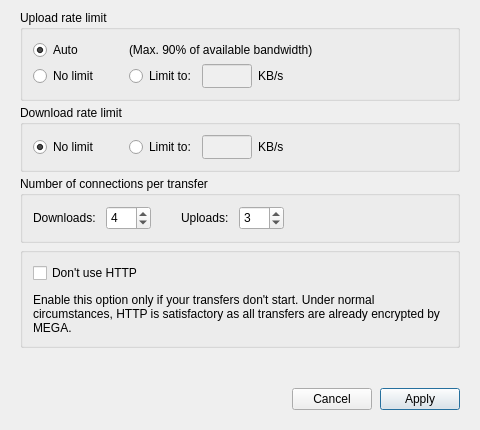
Before: the Qt Designer form src/MEGASync/gui/linux/BandwidthSettings.ui in meganz/MEGAsync, drawn with Qt 5.
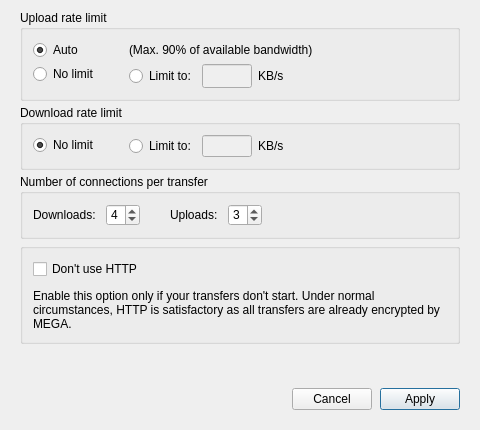
After: the same form once the commit is applied.

Commit message:
Remove fixed constraints from buttons and other elements
That have crept in during the Settings revamp task.

```diff
--- a/src/MEGASync/gui/linux/BandwidthSettings.ui
+++ b/src/MEGASync/gui/linux/BandwidthSettings.ui
@@ -93,18 +93,6 @@
       </property>
       <item row="1" column="0">
        <widget class="QRadioButton" name="rUploadNoLimit">
-        <property name="sizePolicy">
-         <sizepolicy hsizetype="Minimum" vsizetype="Preferred">
-          <horstretch>0</horstretch>
-          <verstretch>0</verstretch>
-         </sizepolicy>
-        </property>
-        <property name="minimumSize">
-         <size>
-          <width>0</width>
-          <height>24</height>
-         </size>
-        </property>
         <property name="maximumSize">
          <size>
           <width>16777215</width>
@@ -148,18 +136,6 @@
          </property>
          <item>
           <widget class="QRadioButton" name="rUploadLimit">
-           <property name="sizePolicy">
-            <sizepolicy hsizetype="Minimum" vsizetype="Preferred">
-             <horstretch>0</horstretch>
-             <verstretch>0</verstretch>
-            </sizepolicy>
-           </property>
-           <property name="minimumSize">
-            <size>
-             <width>0</width>
-             <height>24</height>
-            </size>
-           </property>
            <property name="text">
             <string>Limit to:</string>
            </property>
@@ -300,24 +276,6 @@
       </property>
       <item row="0" column="0">
        <widget class="QRadioButton" name="rDownloadNoLimit">
-        <property name="sizePolicy">
-         <sizepolicy hsizetype="Minimum" vsizetype="Preferred">
-          <horstretch>0</horstretch>
-          <verstretch>0</verstretch>
-         </sizepolicy>
-        </property>
-        <property name="minimumSize">
-         <size>
-          <width>0</width>
-          <height>0</height>
-         </size>
-        </property>
-        <property name="maximumSize">
-         <size>
-          <width>16777215</width>
-          <height>16777215</height>
-         </size>
-        </property>
         <property name="text">
          <string>No limit</string>
         </property>
@@ -368,13 +326,13 @@
            <property name="minimumSize">
             <size>
              <width>40</width>
-             <height>24</height>
+             <height>0</height>
             </size>
            </property>
            <property name="maximumSize">
             <size>
              <width>50</width>
-             <height>24</height>
+             <height>16777215</height>
             </size>
            </property>
            <property name="layoutDirection">
@@ -451,18 +409,6 @@
         </item>
         <item>
          <widget class="QSpinBox" name="eMaxDownloadConnections">
-          <property name="minimumSize">
-           <size>
-            <width>45</width>
-            <height>24</height>
-           </size>
-          </property>
-          <property name="maximumSize">
-           <size>
-            <width>16777215</width>
-            <height>24</height>
-           </size>
-          </property>
           <property name="alignment">
            <set>Qt::AlignLeading|Qt::AlignLeft|Qt::AlignVCenter</set>
           </property>
@@ -493,18 +439,6 @@
         </item>
         <item>
          <widget class="QSpinBox" name="eMaxUploadConnections">
-          <property name="minimumSize">
-           <size>
-            <width>45</width>
-            <height>24</height>
-           </size>
-          </property>
-          <property name="maximumSize">
-           <size>
-            <width>16777215</width>
-            <height>24</height>
-           </size>
-          </property>
           <property name="alignment">
            <set>Qt::AlignLeading|Qt::AlignLeft|Qt::AlignVCenter</set>
           </property>
```
Left out of the diff: 22 changed lines with no effect on the pictures. The commit also changes 3 other files.
